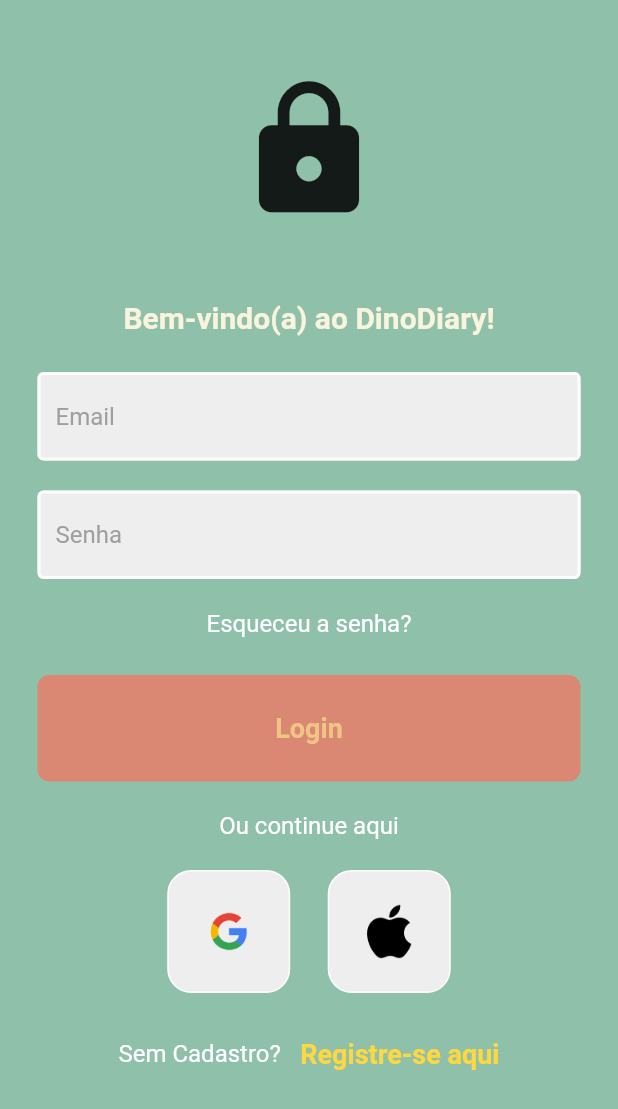
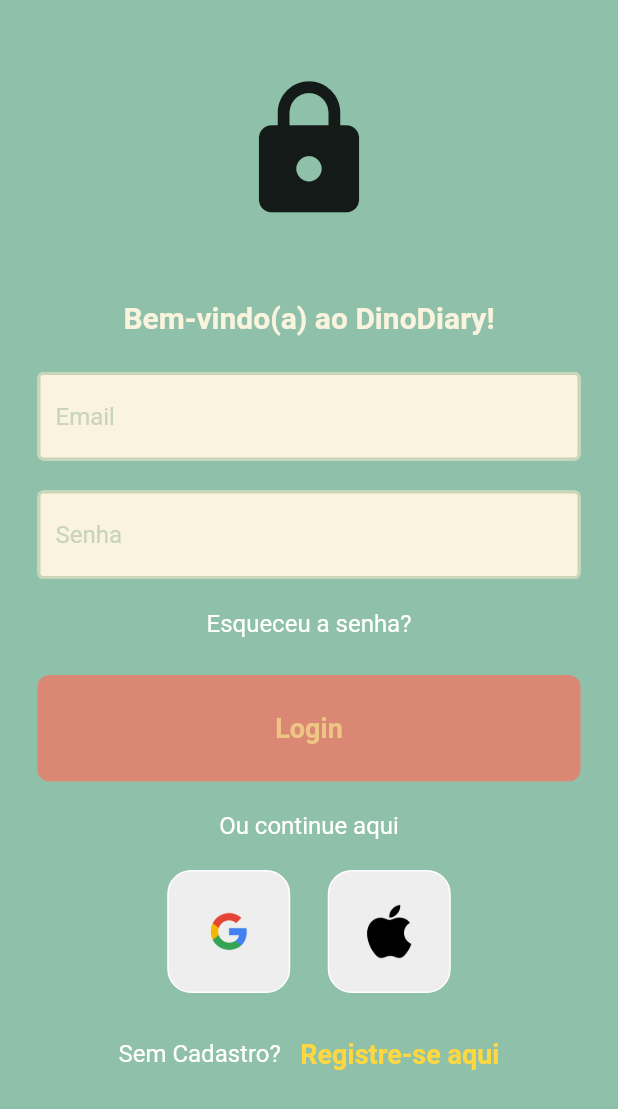
Before and after one commit to fabim1992/DinoDiary, a Flutter app: the screen it shows after launch, on a phone screen of 412 x 824 dp. Shown: the top 1109 px of the screen. Run offline on Flutter 3.47's test engine with Material 2 defaults, Android fonts, the phone set to English and light mode, and no system bars; our stand-ins replace firebase_auth, firebase_core, google_sign_in; accounts and stored records are empty.

Commit message:
Update my_textfield.dart

```diff
--- a/lib/widgets/my_textfield.dart
+++ b/lib/widgets/my_textfield.dart
@@ -21,21 +21,21 @@ class MyTextField extends StatelessWidget {
         decoration: InputDecoration(
             enabledBorder: const OutlineInputBorder(
               borderSide: BorderSide(
-                color: Colors.white,
+                color: Color(0xFFC8D5B9),
                 width: 2,
               ),
             ),
             focusedBorder: const OutlineInputBorder(
               borderSide: BorderSide(
-                color: Color(0xFFFFC306),
+                color: Color(0xFF8FC0A9),
                 width: 2,
               ),
             ),
-            fillColor: Colors.grey.shade200,
+            fillColor: Color(0xFFFAF3DD),
             filled: true,
             hintText: hintText,
-            hintStyle: TextStyle(color: Colors.grey[500])),
+            hintStyle: TextStyle(color: Color(0xFFC8D5B9)),
       ),
-    );
+    ));
   }
 }
```
